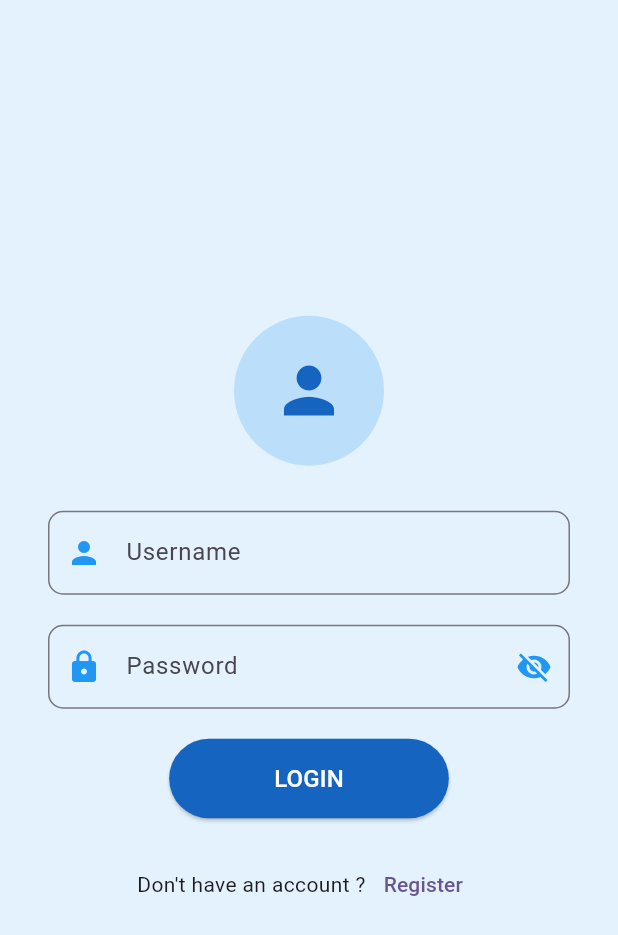
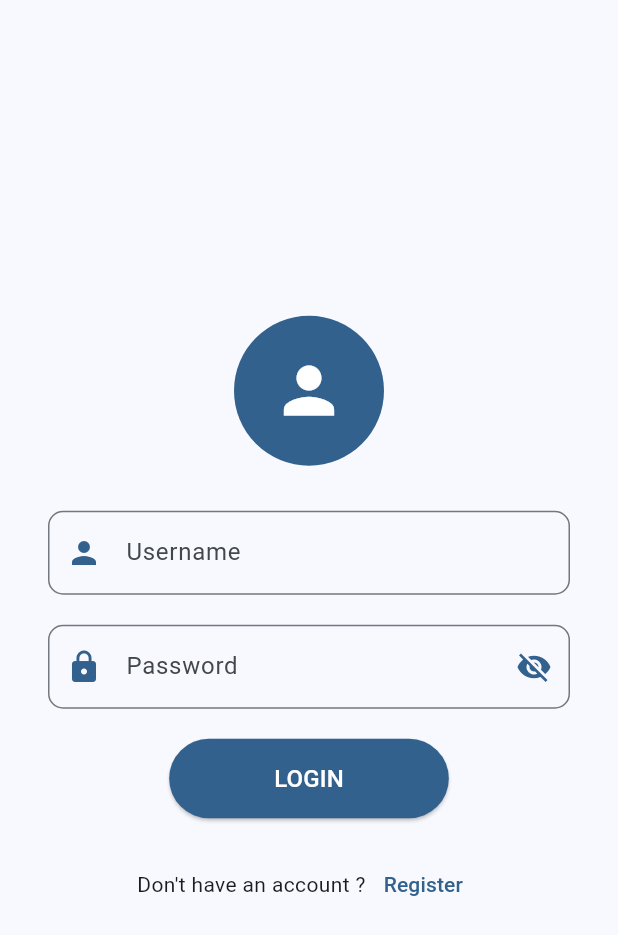
Before and after one commit to MaaxCrn/Reality-Clone, a Flutter app: the screen it shows after launch, on a phone screen of 412 x 824 dp. Shown: the top 935 px of the screen. Run offline on Flutter 3.47's test engine with Material 3 defaults, Android fonts, the light colour scheme and no system bars.

Commit message:
theme + home page start

```diff
--- a/App/reality_clone/lib/main.dart
+++ b/App/reality_clone/lib/main.dart
@@ -1,4 +1,6 @@
 import 'package:flutter/material.dart';
+import 'package:reality_clone/theme/app_theme.dart';
+import 'package:reality_clone/ui/homepage.dart';
 import 'package:reality_clone/ui/loginpage.dart';
 
 void main() {
@@ -10,13 +12,17 @@
 
   @override
   Widget build(BuildContext context) {
+    final materialTheme = AppTheme(TextTheme());
+
     return MaterialApp(
         title: 'Reality Clone',
-      theme: ThemeData(
-        colorScheme: ColorScheme.fromSeed(seedColor: Colors.deepPurple),
-        useMaterial3: true,
-      ),
-      home: LoginPage(),
+      initialRoute: '/login',
+      routes: {
+        '/': (context) => HomePage(),
+        '/login': (context) => LoginPage(),
+      },
+      //home: LoginPage(),
+      theme: materialTheme.light(),
     );
   }
 }
--- a/App/reality_clone/lib/theme/app_theme.dart
+++ b/App/reality_clone/lib/theme/app_theme.dart
@@ -1,9 +1,9 @@
 import "package:flutter/material.dart";
 
-class MaterialTheme {
+class AppTheme {
   final TextTheme textTheme;
 
-  const MaterialTheme(this.textTheme);
+  const AppTheme(this.textTheme);
 
   static MaterialScheme lightScheme() {
     return const MaterialScheme(
--- a/App/reality_clone/lib/ui/loginpage.dart
+++ b/App/reality_clone/lib/ui/loginpage.dart
@@ -18,7 +18,7 @@ class _LoginPageState extends State<LoginPage> {
   @override
   Widget build(BuildContext context) {
     return Scaffold(
-      backgroundColor: Colors.blue[50],
+      backgroundColor: Theme.of(context).colorScheme.surface,
       body: Center(
         child: Padding(
           padding: const EdgeInsets.symmetric(horizontal: 32.0),
@@ -27,17 +27,17 @@ class _LoginPageState extends State<LoginPage> {
             children: [
               CircleAvatar(
                 radius: 50,
-                backgroundColor: Colors.blue[100],
+                backgroundColor: Theme.of(context).colorScheme.primary,
                 child: Icon(
                   Icons.person,
                   size: 50,
-                  color: Colors.blue[800],
+                  color: Theme.of(context).colorScheme.onPrimary,
                 ),
               ),
               const SizedBox(height: 30),
               TextField(
                 decoration: InputDecoration(
-                  prefixIcon: const Icon(Icons.person, color: Colors.blue),
+                  prefixIcon: Icon(Icons.person, color: Theme.of(context).colorScheme.primary),
                   labelText: 'Username',
                   border: OutlineInputBorder(
                     borderRadius: BorderRadius.circular(10),
@@ -48,11 +48,11 @@ class _LoginPageState extends State<LoginPage> {
               TextField(
                 obscureText: _obscureText,
                 decoration: InputDecoration(
-                  prefixIcon: const Icon(Icons.lock, color: Colors.blue),
+                  prefixIcon: Icon(Icons.lock, color: Theme.of(context).colorScheme.primary),
                   suffixIcon: IconButton(
                     icon: Icon(
                       _obscureText ? Icons.visibility_off : Icons.visibility,
-                      color: Colors.blue,
+                      color: Theme.of(context).colorScheme.primary,
                     ),
                     onPressed: _togglePasswordVisibility,
                   ),
@@ -64,9 +64,11 @@ class _LoginPageState extends State<LoginPage> {
               ),
               const SizedBox(height: 20),
               ElevatedButton(
-                onPressed: () {},
+                onPressed: () {
+                  Navigator.pushNamed(context, '/');
+                },
                 style: ElevatedButton.styleFrom(
-                  backgroundColor: Colors.blue[800],
+                  backgroundColor: Theme.of(context).colorScheme.primary,
                   padding: const EdgeInsets.symmetric(
                     horizontal: 70,
                     vertical: 15,
```
Also changed, not shown: App/reality_clone/lib/ui/homepage.dart (added, +92 -0 lines).
